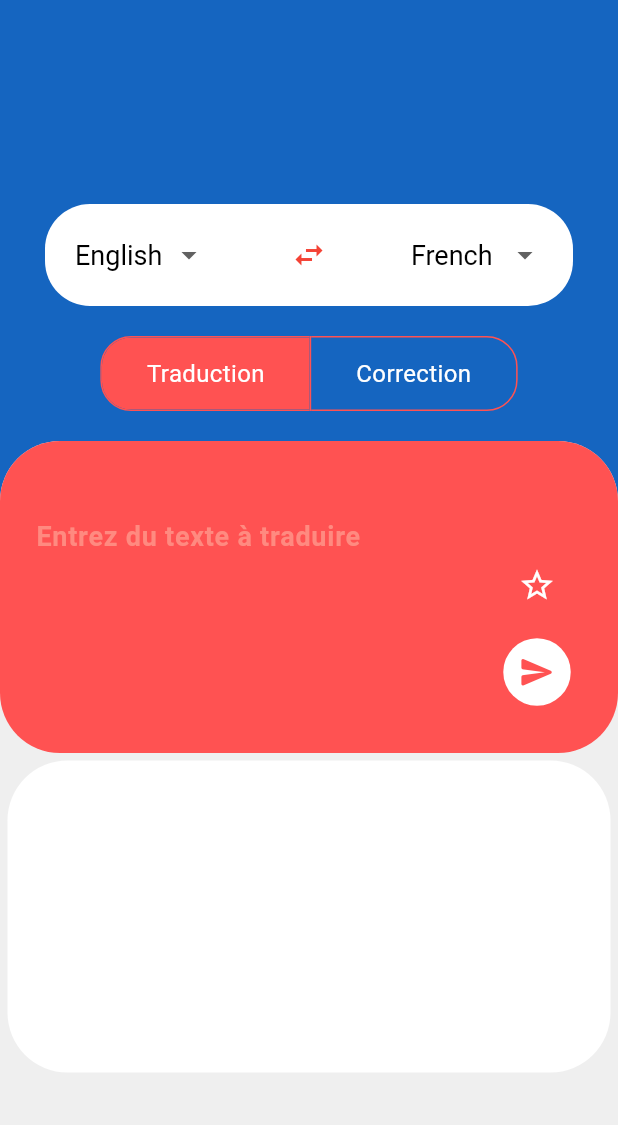
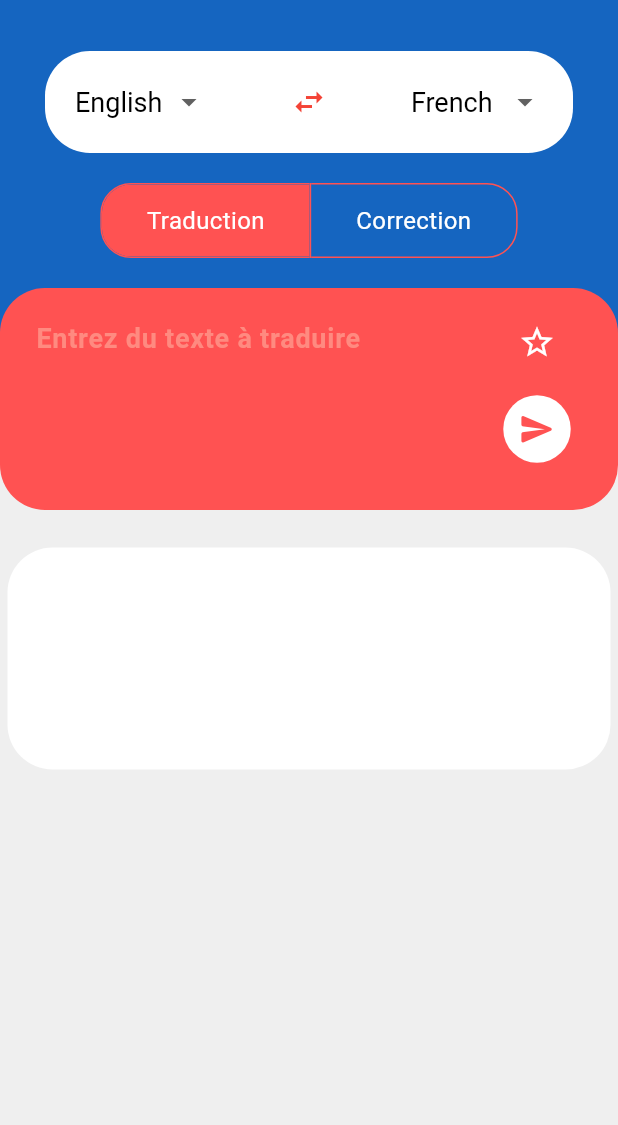
Before and after one commit to marcyannick1/flutter_translate, a Flutter app: the TranslatePage screen opened directly, after a tap on the "send" icon, on a phone screen of 412 x 824 dp, the part 111-1236 px from its top. Run offline on Flutter 3.47's test engine with Material 3 defaults, Android fonts, the phone set to English and light mode, and no system bars; our stand-ins replace animated_text_kit, flutter_dotenv; missing offline and left inert: groq.

Commit message:
Finalisation du projet flutter translate correction

```diff
--- a/lib/pages/translate.dart
+++ b/lib/pages/translate.dart
@@ -32,12 +32,15 @@ class _TranslatePageState extends State<TranslatePage> {
   final TextEditingController _inputController = TextEditingController();
   final TextEditingController _outputController = TextEditingController();
 
+  // Liste pour stocker tous les résultats récupérés de l'API
+  List<String> apiResults = [];
+
   @override
   Widget build(BuildContext context) {
     return Scaffold(
       backgroundColor: Colors.blue[800], // Couleur de fond principale
-      body: Column(
-        mainAxisAlignment: MainAxisAlignment.spaceBetween,
+      body: SingleChildScrollView( // Ajout du scroll ici
+        child: Column(
           children: <Widget>[
             // Barre supérieure avec le texte "translate" et l'icône des paramètres
             Padding(
@@ -184,6 +187,7 @@ class _TranslatePageState extends State<TranslatePage> {
 
                 // Conteneur avec les champs de texte et les boutons d'action
                 Container(
+                  height: MediaQuery.of(context).size.height / 1.4, // Ajustement de la hauteur
                   decoration: const BoxDecoration(
                     borderRadius: BorderRadius.only(
                       topLeft: Radius.circular(40.0),
@@ -204,18 +208,17 @@ class _TranslatePageState extends State<TranslatePage> {
                               decoration: InputDecoration(
                                 border: OutlineInputBorder(
                                   borderSide: BorderSide.none,
-                                borderRadius: BorderRadius.circular(40.0),
+                                  borderRadius: BorderRadius.circular(30.0), // Réduire les coins
                                 ),
                                 filled: true,
                                 fillColor: Colors.redAccent,
                                 contentPadding: const EdgeInsets.symmetric(
-                                  vertical: 50.0, horizontal: 20.0),
+                                    vertical: 20.0, horizontal: 20.0), // Ajustement du padding
                                 hintText: isSelected[0]
                                     ? 'Entrez du texte à traduire'
                                     : 'Entrez du texte à corriger',
                                 // Change le hintText selon le mode
-                              hintStyle:
-                                  TextStyle(color: Colors.redAccent[100]),
+                                hintStyle: TextStyle(color: Colors.redAccent[100]),
                               ),
                               maxLines: 4,
                               style: const TextStyle(
@@ -252,10 +255,24 @@ class _TranslatePageState extends State<TranslatePage> {
                                   style: IconButton.styleFrom(
                                     backgroundColor: Colors.white,
                                   ),
-                                onPressed: () {
+                                  onPressed: () async {
                                     if (_inputController.text.isNotEmpty) {
-                                      setState(() async {
-                                        _outputController.text = await GroqService().sendMessage(_inputController.text, isSelected[0] ? "translate" : "correction", isSelected[0] ? selectedOutputLanguage : "");
+                                      // Appel API pour obtenir la traduction ou la correction
+                                      String result = await GroqService()
+                                          .sendMessage(
+                                          _inputController.text,
+                                          isSelected[0] ? "translate" : "correction",
+                                          isSelected[0]
+                                              ? selectedOutputLanguage
+                                              : "");
+
+                                      // Mettre à jour la liste et l'output controller
+                                      setState(() {
+                                        // Ajout du résultat dans la liste apiResults
+                                        apiResults.add(result);
+
+                                        // Mettre à jour le TextEditingController
+                                        _outputController.text = result;
                                       });
                                     }
                                   },
@@ -265,6 +282,9 @@ class _TranslatePageState extends State<TranslatePage> {
                           ),
                         ],
                       ),
+
+                      const SizedBox(height: 20),
+
                       // Champ de texte pour l'affichage de la traduction ou correction
                       Padding(
                         padding: const EdgeInsets.all(5.0),
@@ -274,18 +294,45 @@ class _TranslatePageState extends State<TranslatePage> {
                           decoration: InputDecoration(
                             border: OutlineInputBorder(
                               borderSide: BorderSide.none,
-                            borderRadius: BorderRadius.circular(40.0),
+                              borderRadius: BorderRadius.circular(30.0), // Réduire les coins
                             ),
                             filled: true,
                             fillColor: Colors.white,
                             contentPadding: const EdgeInsets.symmetric(
-                              vertical: 50.0, horizontal: 20.0),
+                                vertical: 20.0, horizontal: 20.0), // Ajustement du padding
                           ),
                           maxLines: 4,
                           style: const TextStyle(
                             color: Colors.black,
                             fontSize: 18.0,
                           ),
+                        ),
+                      ),
+
+                      // Liste pour afficher toutes les valeurs enregistrées dans des cartes
+                      Expanded(
+                        child: ListView.builder(
+                          itemCount: apiResults.length,
+                          itemBuilder: (context, index) {
+                            return Card(
+                              margin: const EdgeInsets.symmetric(
+                                  vertical: 8.0, horizontal: 16.0),
+                              elevation: 4, // Ombre de la carte
+                              shape: RoundedRectangleBorder(
+                                borderRadius: BorderRadius.circular(10), // Coins arrondis
+                              ),
+                              child: Padding(
+                                padding: const EdgeInsets.all(16.0),
+                                child: Text(
+                                  apiResults[index],
+                                  style: const TextStyle(
+                                    fontSize: 16,
+                                    color: Colors.black,
+                                  ),
+                                ),
+                              ),
+                            );
+                          },
                         ),
                       ),
                     ],
@@ -295,6 +342,7 @@ class _TranslatePageState extends State<TranslatePage> {
             ),
           ],
         ),
+      ),
     );
   }
 }
```
Also changed, not shown: lib/services/groq.dart (+6 -2 lines), pubspec.lock (added). Lines whose indentation alone changed are shown as unchanged.
